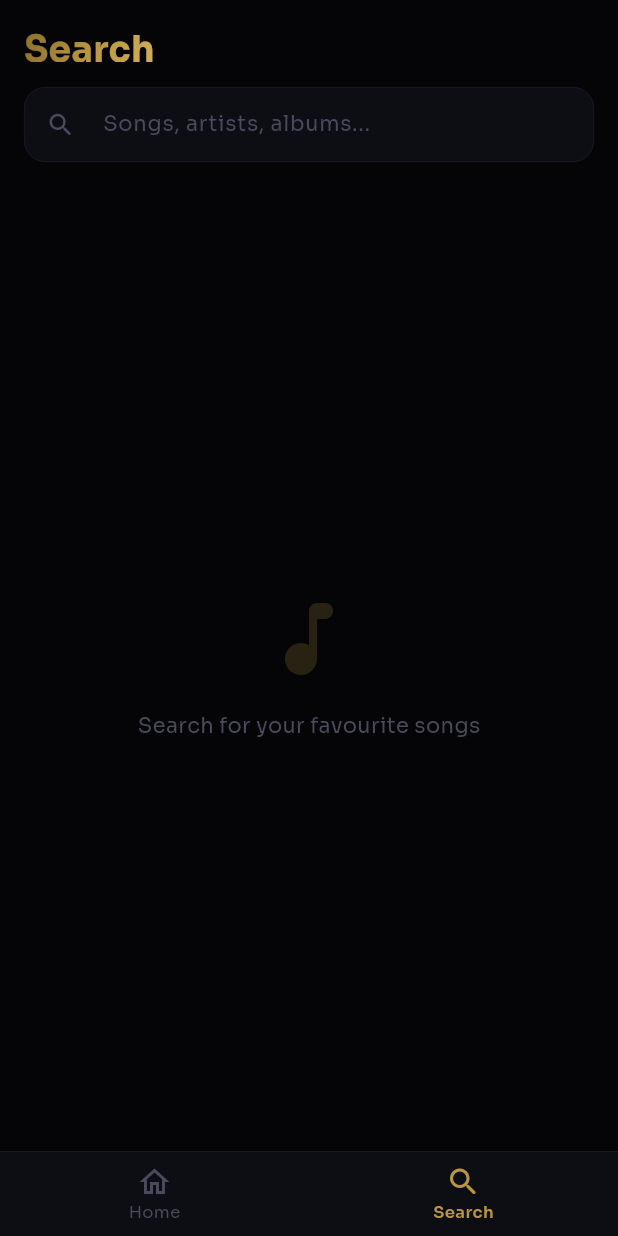
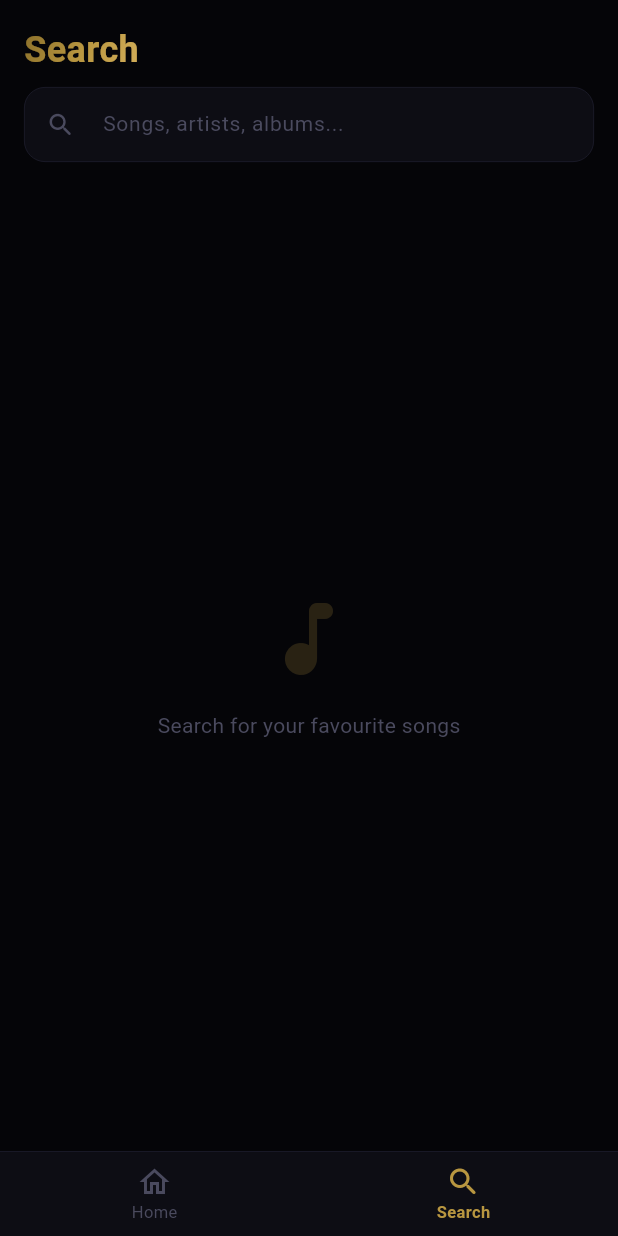
Before and after one commit to shivam-s01/Aurum-app, a Flutter app: the screen it shows after launch, item 2 of the bottom bar chosen, on a phone screen of 412 x 824 dp. Run offline on Flutter 3.47's test engine with Material 3 defaults, Android fonts, the phone set to English and light mode, and no system bars; our stand-ins replace audio_service, cached_network_image, just_audio, just_audio_background, shimmer; network calls fail.

Commit message:
Fix black screen - remove google_fonts

```diff
--- a/lib/theme/aurum_theme.dart
+++ b/lib/theme/aurum_theme.dart
@@ -1,5 +1,4 @@
 import 'package:flutter/material.dart';
-import 'package:google_fonts/google_fonts.dart';
 
 class AurumTheme {
   static const Color gold = Color(0xFFB89640);
@@ -26,44 +25,6 @@ class AurumTheme {
         background: bg,
         onPrimary: bg,
         onSurface: textPrimary,
-      ),
-      textTheme: GoogleFonts.soraTextTheme(ThemeData.dark().textTheme).copyWith(
-        displayLarge: GoogleFonts.sora(
-          color: textPrimary,
-          fontSize: 32,
-          fontWeight: FontWeight.w700,
-          letterSpacing: -0.5,
-        ),
-        displayMedium: GoogleFonts.sora(
-          color: textPrimary,
-          fontSize: 24,
-          fontWeight: FontWeight.w600,
-        ),
-        titleLarge: GoogleFonts.sora(
-          color: textPrimary,
-          fontSize: 18,
-          fontWeight: FontWeight.w600,
-        ),
-        titleMedium: GoogleFonts.sora(
-          color: textPrimary,
-          fontSize: 15,
-          fontWeight: FontWeight.w500,
-        ),
-        bodyLarge: GoogleFonts.sora(
-          color: textPrimary,
-          fontSize: 14,
-          fontWeight: FontWeight.w400,
-        ),
-        bodyMedium: GoogleFonts.sora(
-          color: textSecondary,
-          fontSize: 13,
-          fontWeight: FontWeight.w400,
-        ),
-        labelSmall: GoogleFonts.sora(
-          color: textMuted,
-          fontSize: 11,
-          fontWeight: FontWeight.w400,
-        ),
       ),
       appBarTheme: const AppBarTheme(
         backgroundColor: bg,
@@ -92,7 +53,6 @@ class AurumTheme {
     );
   }
 
-  // Gold gradient
   static const LinearGradient goldGradient = LinearGradient(
     colors: [goldDark, gold, goldLight],
     begin: Alignment.topLeft,
--- a/pubspec.yaml
+++ b/pubspec.yaml
@@ -23,7 +23,6 @@ dependencies:
   http: ^1.2.0
 
   # UI
-  google_fonts: ^6.1.0
   cached_network_image: ^3.3.1
   shimmer: ^3.0.0
   palette_generator: ^0.3.3+3
```
